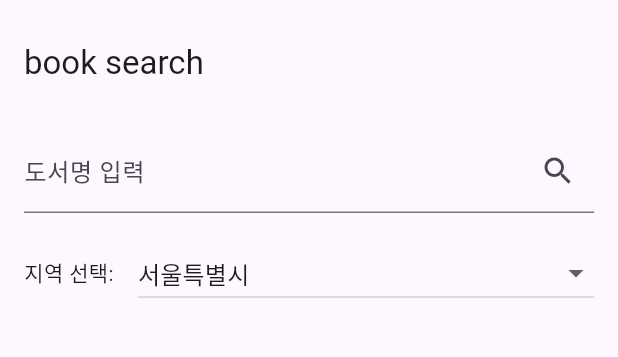
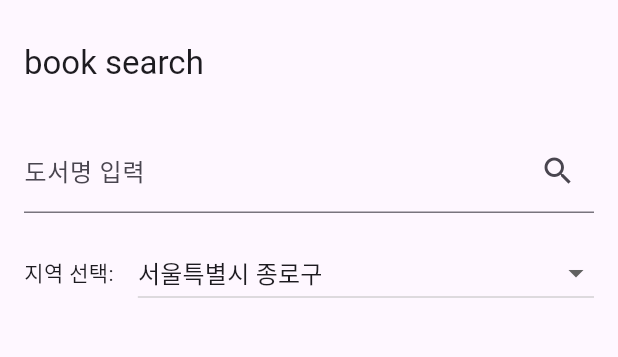
Before and after one commit to choiwoohyeok/main_page_test, a Flutter app: the screen it shows after launch, item 2 of the bottom bar chosen, on a phone screen of 412 x 824 dp, the part 63-420 px from its top. Run offline on Flutter 3.47's test engine with Material 3 defaults, Android fonts, the phone set to English and light mode, and no system bars; our stand-ins replace geolocator; missing offline and left inert: flutter_naver_map.

Commit message:
Add files via upload

```diff
--- a/lib/librarypage.dart
+++ b/lib/librarypage.dart
@@ -13,6 +13,8 @@ class LibraryPage extends StatefulWidget {
 }
 
 class _LibraryPageState extends State<LibraryPage> {
+  String apiKeyInfoNaru =
+      'bd3254f61ba3ad0901c3df6e543a19b07cd4e2656d4b7c8f2e0f59ce59895fcc';
   NaverMapController? _controller;
   Position? _currentPosition;
   bool _isSdkInitialized = false; // SDK 초기화 상태 체크
@@ -22,6 +24,33 @@ class _LibraryPageState extends State<LibraryPage> {
     target: NLatLng(37.5666102, 126.9783881), // 임시 기본 위치: 서울
     zoom: 15,
   );
+  final Map<String, String> _regionCodes = {
+    '서울특별시 종로구': '11010',
+    '서울특별시 중구': '11020',
+    '서울특별시 용산구': '11030',
+    '서울특별시 성동구': '11040',
+    '서울특별시 광진구': '11050',
+    '서울특별시 동대문구': '11060',
+    '서울특별시 중랑구': '11070',
+    '서울특별시 성북구': '11080',
+    '서울특별시 강북구': '11090',
+    '서울특별시 도봉구': '11100',
+    '서울특별시 노원구': '11110',
+    '서울특별시 은평구': '11120',
+    '서울특별시 서대문구': '11130',
+    '서울특별시 마포구': '11140',
+    '서울특별시 양천구': '11150',
+    '서울특별시 강서구': '11160',
+    '서울특별시 구로구': '11170',
+    '서울특별시 금천구': '11180',
+    '서울특별시 영등포구': '11190',
+    '서울특별시 동작구': '11200',
+    '서울특별시 관악구': '11210',
+    '서울특별시 서초구': '11220',
+    '서울특별시 강남구': '11230',
+    '서울특별시 송파구': '11240',
+    '서울특별시 강동구': '11250',
+  };
 
   @override
   void initState() {
@@ -34,7 +63,7 @@ class _LibraryPageState extends State<LibraryPage> {
   Future<void> _initializeSdk() async {
     try {
       await NaverMapSdk.instance.initialize(
-        clientId: 'eoa0ax20f', // 네이버 클라우드 플랫폼 클라이언트 ID
+        clientId: 'eoa0ax20f1', // 네이버 클라우드 플랫폼 클라이언트 ID
       );
       setState(() {
         _isSdkInitialized = true;
@@ -104,10 +133,9 @@ class _LibraryPageState extends State<LibraryPage> {
         final results = data['results'][0]['region'];
         final String area1Name = results['area1']['name'];
         final String area2Name = results['area2']['name'];
-        final String area3Name = results['area3']['name'];
 
         setState(() {
-          address = '$area1Name $area2Name $area3Name';
+          address = '$area1Name $area2Name';
         });
         print('확인된 주소: $address');
       } else {
@@ -119,6 +147,7 @@ class _LibraryPageState extends State<LibraryPage> {
   }
 
   Future<void> _fetchLibraries(String addr) async {
+    // 도서나루 api로 수정해야됨.
     String apiUrl =
         'https://openapi.naver.com/v1/search/local.json?query=$addr 도서관&display=10&start=1&sort=random';
     try {
--- a/lib/main.dart
+++ b/lib/main.dart
@@ -3,16 +3,8 @@ import 'package:flutter/material.dart';
 import 'homepage.dart';
 import 'librarypage.dart';
 import 'searchpage.dart';
-import 'package:flutter_naver_map/flutter_naver_map.dart';
 
-void main() async {
-  WidgetsFlutterBinding.ensureInitialized();
-
-  // 네이버 맵 SDK 초기화
-  await NaverMapSdk.instance.initialize(
-    clientId: 'eoa0ax20f1', // 네이버 클라우드 플랫폼 클라이언트 ID
-  );
-
+void main() {
   runApp(const MyApp());
 }
 
--- a/lib/searchpage.dart
+++ b/lib/searchpage.dart
@@ -17,25 +17,33 @@ class _SearchPageState extends State<SearchPage> {
   List<dynamic> _books = [];
   String _hasBook = '';
   String _loanAvailable = '';
-  String _selectedRegion = '11'; // 기본값: 서울특별시
+  String _selectedRegion = '11010'; // 기본값: 서울특별시 종로구
   final Map<String, String> _regionCodes = {
-    '서울특별시': '11',
-    '부산광역시': '21',
-    '대구광역시': '22',
-    '인천광역시': '23',
-    '광주광역시': '24',
-    '대전광역시': '25',
-    '울산광역시': '26',
-    '세종특별자치시': '29',
-    '경기도': '31',
-    '강원도': '32',
-    '충청북도': '33',
-    '충청남도': '34',
-    '전라북도': '35',
-    '전라남도': '36',
-    '경상북도': '37',
-    '경상남도': '38',
-    '제주특별자치도': '39',
+    '서울특별시 종로구': '11010',
+    '서울특별시 중구': '11020',
+    '서울특별시 용산구': '11030',
+    '서울특별시 성동구': '11040',
+    '서울특별시 광진구': '11050',
+    '서울특별시 동대문구': '11060',
+    '서울특별시 중랑구': '11070',
+    '서울특별시 성북구': '11080',
+    '서울특별시 강북구': '11090',
+    '서울특별시 도봉구': '11100',
+    '서울특별시 노원구': '11110',
+    '서울특별시 은평구': '11120',
+    '서울특별시 서대문구': '11130',
+    '서울특별시 마포구': '11140',
+    '서울특별시 양천구': '11150',
+    '서울특별시 강서구': '11160',
+    '서울특별시 구로구': '11170',
+    '서울특별시 금천구': '11180',
+    '서울특별시 영등포구': '11190',
+    '서울특별시 동작구': '11200',
+    '서울특별시 관악구': '11210',
+    '서울특별시 서초구': '11220',
+    '서울특별시 강남구': '11230',
+    '서울특별시 송파구': '11240',
+    '서울특별시 강동구': '11250',
   };
 
   // 도서 검색 함수
@@ -67,7 +75,7 @@ class _SearchPageState extends State<SearchPage> {
   //도서 소장 도서관 목록 반환 함수
   Future<void> _fetchLibraryInfo(String isbn) async {
     String apiUrl =
-        'http://data4library.kr/api/libSrchByBook?authKey=$apiKeyInfoNaru&isbn=$isbn&region=$_selectedRegion&format=json';
+        'http://data4library.kr/api/libSrchByBook?authKey=$apiKeyInfoNaru&isbn=$isbn&region=11&dtl_region=$_selectedRegion&format=json';
 
     try {
       final response = await http.get(Uri.parse(apiUrl));
```
